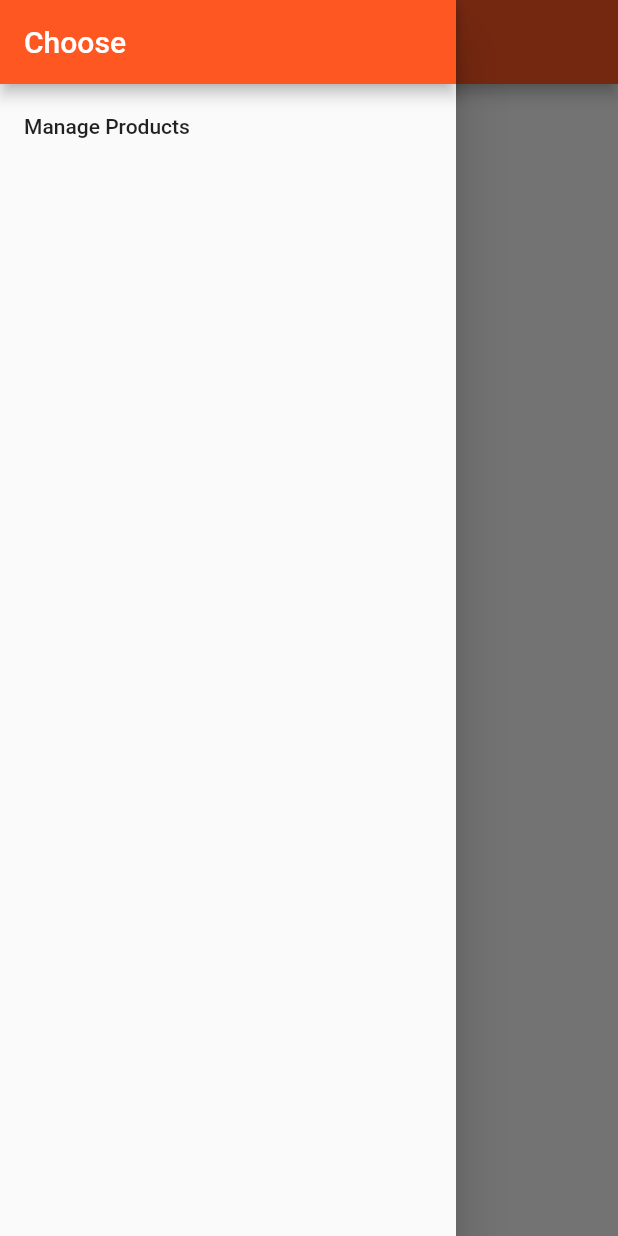
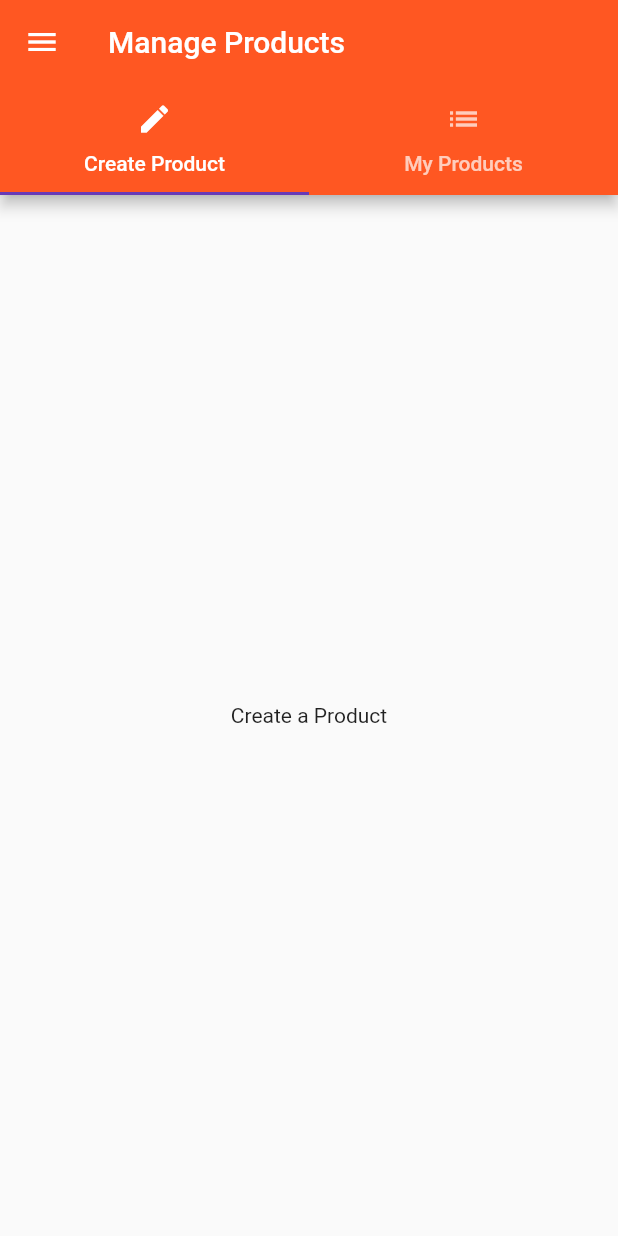
Before and after one commit to lakshyajit165/flutter_course, a Flutter app: the ProductsPage screen opened directly, in the side drawer, after a tap on "Manage Products", on a phone screen of 412 x 824 dp. Run offline on Flutter 3.47's test engine with Material 2 defaults, Android fonts, the phone set to English and light mode, and no system bars.

Commit message:
Section 6 lecture 77

```diff
--- /dev/null
+++ b/lib/pages/product_create.dart
@@ -0,0 +1,9 @@
+import 'package:flutter/material.dart';
+
+class ProductCreatePage extends StatelessWidget{
+  @override
+    Widget build(BuildContext context) {
+      // TODO: implement build
+      return Center(child: Text('Create a Product'),);
+    }
+}
--- /dev/null
+++ b/lib/pages/product_list.dart
@@ -0,0 +1,11 @@
+import 'package:flutter/material.dart';
+
+class ProductListPage extends StatelessWidget {
+  @override
+  Widget build(BuildContext context) {
+    // TODO: implement build
+    return Center(
+      child: Text('All Products'),
+    );
+  }
+}
--- a/lib/pages/products.dart
+++ b/lib/pages/products.dart
@@ -1,6 +1,7 @@
 import 'package:flutter/material.dart';
 
 import '../product_manager.dart';
+import './products_admin.dart';
 
 class ProductsPage extends StatelessWidget {
   @override
@@ -15,7 +16,13 @@ class ProductsPage extends StatelessWidget {
             ),
             ListTile(
               title: Text('Manage Products'),
-              onTap: () {},
+              onTap: () {
+                Navigator.pushReplacement(
+                    context,
+                    MaterialPageRoute(
+                        builder: (BuildContext context) =>
+                            ProductsAdminPage()));
+              },
             )
           ],
         ),
--- /dev/null
+++ b/lib/pages/products_admin.dart
@@ -0,0 +1,54 @@
+import 'package:flutter/material.dart';
+
+import './products.dart';
+import './product_create.dart';
+import './product_list.dart';
+
+class ProductsAdminPage extends StatelessWidget {
+  @override
+  Widget build(BuildContext context) {
+    // TODO: implement build
+    return DefaultTabController(
+      length: 2,
+      child: Scaffold(
+        drawer: Drawer(
+          child: Column(
+            children: <Widget>[
+              AppBar(
+                automaticallyImplyLeading: false,
+                title: Text('Choose'),
+              ),
+              ListTile(
+                title: Text('All Products'),
+                onTap: () {
+                  Navigator.pushReplacement(
+                      context,
+                      MaterialPageRoute(
+                          builder: (BuildContext context) => ProductsPage()));
+                },
+              )
+            ],
+          ),
+        ),
+        appBar: AppBar(
+          title: Text('Manage Products'),
+          bottom: TabBar(
+            tabs: <Widget>[
+              Tab(
+                icon: Icon(Icons.create),
+                text: 'Create Product',
+              ),
+              Tab(
+                icon: Icon(Icons.list),
+                text: 'My Products',
+              ),
+            ],
+          ),
+        ),
+        body: TabBarView(
+          children: <Widget>[ProductCreatePage(), ProductListPage()],
+        ),
+      ),
+    );
+  }
+}
```
